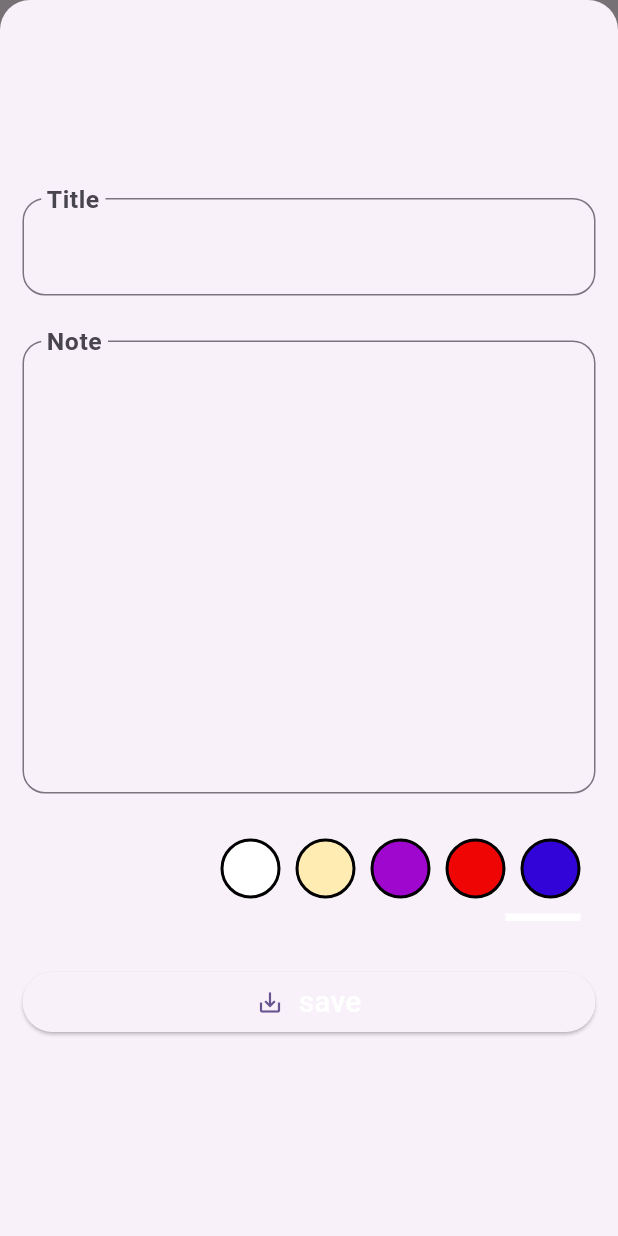
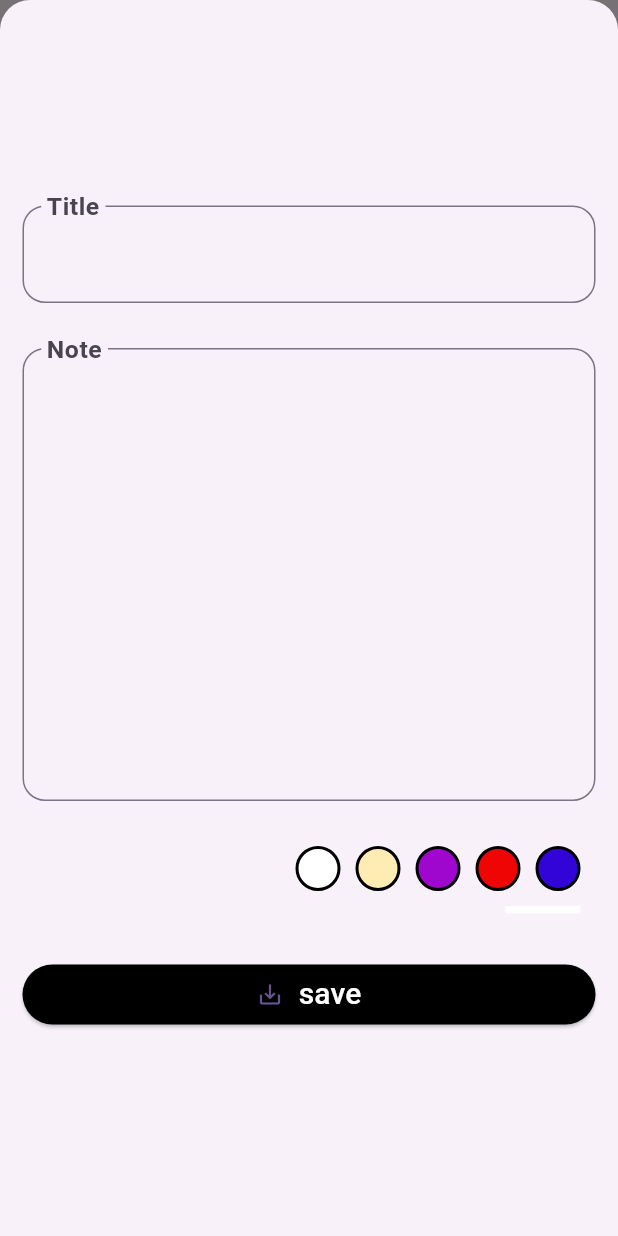
Before and after one commit to fagnerdossantos/notes, a Flutter app: what createNoteView() shows on an empty page, opened directly, on a phone screen of 412 x 824 dp. Run offline on Flutter 3.47's test engine with Material 3 defaults, Android fonts, the phone set to English and light mode, and no system bars; our stand-ins replace flutter_bloc, objectbox; generated files the repository leaves out were written again.

Commit message:
Bloc and configurations
Bloc  and configurations changes made.

```diff
--- a/lib/app_widget.dart
+++ b/lib/app_widget.dart
@@ -19,6 +19,7 @@ class AppWidget extends StatelessWidget {
       child: MaterialApp(
         theme: AppTheme.instance.theme,
         home: const NavigationViewModel(),
+        debugShowCheckedModeBanner: false,
       ),
     );
   }
--- a/lib/src/core/utils/colors.dart
+++ b/lib/src/core/utils/colors.dart
@@ -6,7 +6,7 @@ final class DefaultColors {
   static const Color blueGrey = Color(0xFF607D8B);
   static const Color transparent = Color(0x00000000);
 
-  //
+  // Notes colors
   static const Color amber = Color(0xFFFFECB3);
   static const Color purple = Color(0xFF9F06CE);
   static const Color red = Color(0xFFF00505);
--- a/lib/src/domain/bloc/notes_bloc.dart
+++ b/lib/src/domain/bloc/notes_bloc.dart
@@ -21,7 +21,7 @@ class NotesBloc extends Bloc<NotesEvent, NotesState> {
     );
 
     // CREATE
-    on<CreateEvent>(
+    on<NoteCreate>(
       (event, emit) async {
         emit(
           LoadedState(
@@ -34,7 +34,7 @@ class NotesBloc extends Bloc<NotesEvent, NotesState> {
     );
 
     // UPDATE
-    on<UpdateEvent>(
+    on<NoteUpdate>(
       (event, emit) async {
         emit(
           LoadedState(
@@ -47,7 +47,7 @@ class NotesBloc extends Bloc<NotesEvent, NotesState> {
     );
 
     // DELETE
-    on<DeleteEvent>(
+    on<NoteDelete>(
       (event, emit) async {
         // Deleting in a given id
         await _repository.deleteNote(id: event.id);
@@ -63,7 +63,7 @@ class NotesBloc extends Bloc<NotesEvent, NotesState> {
     );
 
     // Set
-    on<SetFavoriteEvent>(
+    on<NoteSetFavorite>(
       (event, emit) async {
         await _repository.setFavoriteNotes(model: event.model);
 
@@ -78,7 +78,7 @@ class NotesBloc extends Bloc<NotesEvent, NotesState> {
     );
 
     // Get FAVORITE
-    on<GetFavoriteEvent>(
+    on<NoteGetFavorite>(
       (event, emit) async {
         emit(
           LoadedState(
@@ -89,54 +89,40 @@ class NotesBloc extends Bloc<NotesEvent, NotesState> {
     );
 
     // Filtering list
-    on<FilterEvent>((event, emit) async {
+    on<NoteFilter>((event, emit) async {
       List<NoteModel> models;
 
-      switch (currentView) {
-        case ViewKey.home:
+      models = _filterNotesBySearch(
+        search: event.search,
+        notes: await switch (currentView) {
+          ViewKey.home => _repository.loadAllNotes(),
+          ViewKey.favorite => _repository.getFavoriteNotes(),
+          _ => _repository.loadAllNotes(), // !
+        },
+      );
 
-          // Notes
-          models = await _filterNotesBySearch(
-              _repository.loadAllNotes(), event.search);
-
-          // State
-          emit(models.isNotEmpty
-              ? FilteredState(models: models)
-              : LoadedState(models: models));
-
-          break;
-
-        case ViewKey.favorite:
-
-          // Notes
-          models = await _filterNotesBySearch(
-              _repository.getFavoriteNotes(), event.search);
-
-          // State
-          emit(models.isNotEmpty
-              ? FilteredState(models: models)
-              : LoadedState(models: models));
-
-          break;
-
-        default:
-          break;
-      }
+      // State
+      emit(
+        models.isNotEmpty
+            ? FilteredState(models: models)
+            : LoadedState(models: models),
+      );
     });
   }
 }
 
 // Aux filter func
-Future<List<NoteModel>> _filterNotesBySearch(
-    Future<List<NoteModel>> notesFuture, String search) async {
-  final notes = await notesFuture;
+bool customSearch(NoteModel item, String search) {
+  return item.title.toLowerCase().contains(search.toLowerCase());
+}
 
+List<NoteModel> _filterNotesBySearch({
+  required List<NoteModel> notes,
+  required String search,
+}) {
   if (search.isNotEmpty) {
-    return notes
-        .where(
-            (note) => note.title.toLowerCase().contains(search.toLowerCase()))
-        .toList();
-  } else {
-    return notes;
+    return notes.where((item) => customSearch(item, search)).toList();
   }
+
+  return notes;
 }
--- a/lib/src/domain/bloc/notes_event.dart
+++ b/lib/src/domain/bloc/notes_event.dart
@@ -1,37 +1,37 @@
 part of 'notes_bloc.dart';
 
-abstract class NotesEvent {}
+sealed class NotesEvent {}
 
 class LoadEvent extends NotesEvent {}
 
-class CreateEvent extends NotesEvent {
+class NoteCreate extends NotesEvent {
   final NoteModel model;
 
-  CreateEvent({required this.model});
+  NoteCreate({required this.model});
 }
 
-class UpdateEvent extends NotesEvent {
+class NoteUpdate extends NotesEvent {
   final NoteModel model;
 
-  UpdateEvent({required this.model});
+  NoteUpdate({required this.model});
 }
 
-class DeleteEvent extends NotesEvent {
+class NoteDelete extends NotesEvent {
   final int id;
 
-  DeleteEvent({required this.id});
+  NoteDelete({required this.id});
 }
 
-class FilterEvent extends NotesEvent {
+class NoteFilter extends NotesEvent {
   final String search;
 
-  FilterEvent({required this.search});
+  NoteFilter({required this.search});
 }
 
-class SetFavoriteEvent extends NotesEvent {
+class NoteSetFavorite extends NotesEvent {
   final NoteModel model;
 
-  SetFavoriteEvent({required this.model});
+  NoteSetFavorite({required this.model});
 }
 
-class GetFavoriteEvent extends NotesEvent {}
+class NoteGetFavorite extends NotesEvent {}
--- a/lib/src/domain/models/note_model.dart
+++ b/lib/src/domain/models/note_model.dart
@@ -1,3 +1,4 @@
+// ignore_for_file: public_member_api_docs, sort_constructors_first
 import '../../../database/objectbox.g.dart' show Entity;
 
 @Entity()
@@ -18,4 +19,22 @@ class NoteModel {
     required this.favorite,
     required this.time,
   });
+
+  NoteModel copyWith({
+    int? id,
+    String? title,
+    String? note,
+    int? color,
+    bool? favorite,
+    DateTime? time,
+  }) {
+    return NoteModel(
+      id: id ?? this.id,
+      title: title ?? this.title,
+      note: note ?? this.note,
+      color: color ?? this.color,
+      favorite: favorite ?? this.favorite,
+      time: time ?? this.time,
+    );
+  }
 }
--- a/lib/src/domain/models/screen_template.dart
+++ b/lib/src/domain/models/screen_template.dart
@@ -52,7 +52,7 @@ class _ScreenTemplateState extends State<ScreenTemplate> {
 
     return Scaffold(
       // Bg Colors
-      backgroundColor: DefaultColors.white.withOpacity(.98),
+      backgroundColor: DefaultColors.white.withOpacity(.9),
       // App Bar
       appBar: CustomAppBar(
         title: widget.title,
--- a/lib/src/screen/components/buttons/color_button.dart
+++ b/lib/src/screen/components/buttons/color_button.dart
@@ -47,8 +47,8 @@ class _ColorButtonState extends State<ColorButton> {
 
                 child: Container(
                   // Sizing
-                  height: 40,
-                  width: 40,
+                  height: 30,
+                  width: 30,
 
                   decoration: BoxDecoration(
                     color: _colors[i],
--- a/lib/src/screen/components/buttons/create_note_button.dart
+++ b/lib/src/screen/components/buttons/create_note_button.dart
@@ -1,10 +1,13 @@
 import 'package:flutter/material.dart'
     show
         BuildContext,
+        ButtonStyle,
+        Color,
         ElevatedButton,
         Icon,
         Icons,
         MainAxisAlignment,
+        MaterialStateProperty,
         Navigator,
         Row,
         StatelessWidget,
@@ -35,11 +38,16 @@ class CreateNoteButton extends StatelessWidget {
     final bloc = context.read<NotesBloc>();
 
     return ElevatedButton(
+      // Color
+      style: ButtonStyle(
+        backgroundColor: MaterialStateProperty.all<Color>(DefaultColors.black),
+      ),
+
       // Action
       onPressed: () {
         // Adding to bloc
         bloc.add(
-          CreateEvent(
+          NoteCreate(
             model: NoteModel(
               title: titleController.text,
               note: noteController.text,
--- a/lib/src/screen/components/buttons/delete_button.dart
+++ b/lib/src/screen/components/buttons/delete_button.dart
@@ -20,7 +20,7 @@ class DeleteButton extends StatelessWidget {
     return IconButton(
       // Action
       onPressed: () {
-        blocNotes.add(DeleteEvent(id: id));
+        blocNotes.add(NoteDelete(id: id));
         blocNav.add(GoBackTo()); // Context Handled inside Navigation bloc
       },
 
--- a/lib/src/screen/components/buttons/favorite_button.dart
+++ b/lib/src/screen/components/buttons/favorite_button.dart
@@ -40,7 +40,7 @@ class _FavoriteButtonState extends State<FavoriteButton> {
         changeSelection();
         widget.model.favorite = isFavorite;
         bloc.add(
-          SetFavoriteEvent(
+          NoteSetFavorite(
             model: widget.model,
           ),
         );
--- a/lib/src/screen/components/fields/custom_search_bar.dart
+++ b/lib/src/screen/components/fields/custom_search_bar.dart
@@ -41,7 +41,7 @@ class CustomSearchBar extends StatelessWidget {
       ),
 
       // Action
-      onChanged: (value) => bloc.add(FilterEvent(search: value)),
+      onChanged: (value) => bloc.add(NoteFilter(search: value)),
     );
   }
 }
--- a/lib/src/screen/view/create_note_view.dart
+++ b/lib/src/screen/view/create_note_view.dart
@@ -19,8 +19,8 @@ import '../components/buttons/color_button.dart';
 import '../components/buttons/create_note_button.dart';
 import '../components/fields/note_field.dart';
 
-var titleController = TextEditingController();
-var noteController = TextEditingController();
+final TextEditingController titleController = TextEditingController();
+final TextEditingController noteController = TextEditingController();
 
 void createNoteView({required BuildContext context}) {
   // Calling Bottom sheet
@@ -60,27 +60,23 @@ void createNoteView({required BuildContext context}) {
             mainAxisAlignment: MainAxisAlignment.center,
             children: [
               // Fields
-              for (Map item in [
-                {
-                  "Label": "Title",
-                  "IsTitle": true,
-                  "controller": titleController
-                },
-                {
-                  "Label": "Note",
-                  "IsTitle": false,
-                  "controller": noteController
-                },
-              ]) ...[
-                NoteField(
-                  label: item["Label"],
-                  isTitle: item["IsTitle"],
-                  controller: item["controller"],
-                ),
+              NoteField(
+                label: "Title",
+                isTitle: true,
+                controller: titleController,
+              ),
 
-                //
-                SpaceVertical.medium.add,
-              ],
+              SpaceVertical.medium.add,
+
+
+              NoteField(
+                label: "Note",
+                isTitle: false,
+                controller: noteController,
+              ),
+
+              //
+              SpaceVertical.medium.add,
 
               // Color button picker
               const ColorButton(),
--- a/lib/src/screen/view/favorite_view.dart
+++ b/lib/src/screen/view/favorite_view.dart
@@ -14,7 +14,7 @@ class FavoriteView extends StatelessWidget {
     currentView = ViewKey.favorite;
 
     return ScreenTemplate(
-      event: GetFavoriteEvent(),
+      event: NoteGetFavorite(),
       title: "Favorites",
     );
   }
--- a/lib/src/screen/viewmodel/navigation_viewmodel.dart
+++ b/lib/src/screen/viewmodel/navigation_viewmodel.dart
@@ -6,9 +6,6 @@ import '../../domain/bloc/navigation_bloc.dart';
 import '../view/favorite_view.dart';
 import '../view/home_view.dart';
 import '../view/note_view.dart';
-// show BuildContext, SizedBox, StatelessWidget, Widget;
-
-// import 'package:flutter_bloc/flutter_bloc.dart' show BlocBuilder;
 
 class NavigationViewModel extends StatelessWidget {
   const NavigationViewModel({super.key});
--- a/pubspec.yaml
+++ b/pubspec.yaml
@@ -17,7 +17,7 @@ publish_to: "none" # Remove this line if you wish to publish to pub.dev
 # https://developer.apple.com/library/archive/documentation/General/Reference/InfoPlistKeyReference/Articles/CoreFoundationKeys.html
 # In Windows, build-name is used as the major, minor, and patch parts
 # of the product and file versions while build-number is used as the build suffix.
-version: 2.0.0+1
+version: 2.0.1+1
 
 environment:
   sdk: ">=3.3.2 <4.0.0"
```
Also changed, not shown: lib/src/screen/view/note_view.dart (+21 -29 lines), 6 other files.
